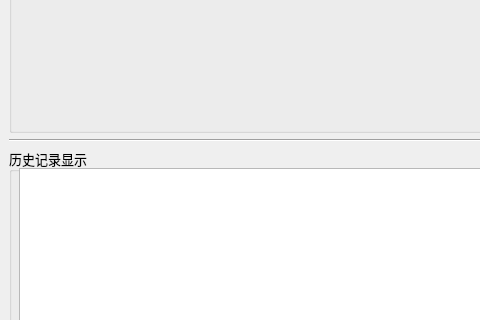
This is Pioneer/ui/main.ui in NephrenCake/FlameRecognition as Qt 5 draws it before an edit; both pictures show x 0 to 480 and y 253 to 573 of the 1102 by 809 pixel window. The edited form follows.
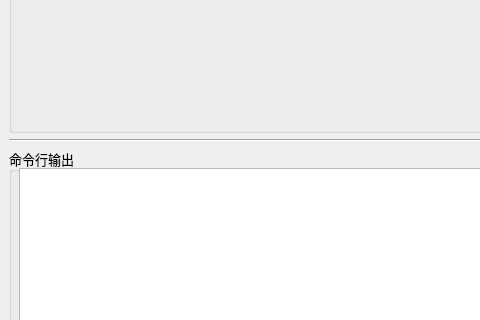
This is the edited form. Icons and pictures are not drawn.

Diff of the .ui file:
```diff
--- a/Pioneer/ui/main.ui
+++ b/Pioneer/ui/main.ui
@@ -87,7 +87,7 @@
     <item>
      <widget class="QGroupBox" name="groupBox_2">
       <property name="title">
-       <string>历史记录显示</string>
+       <string>命令行输出</string>
       </property>
       <widget class="QTextEdit" name="textEdit">
        <property name="geometry">
```
